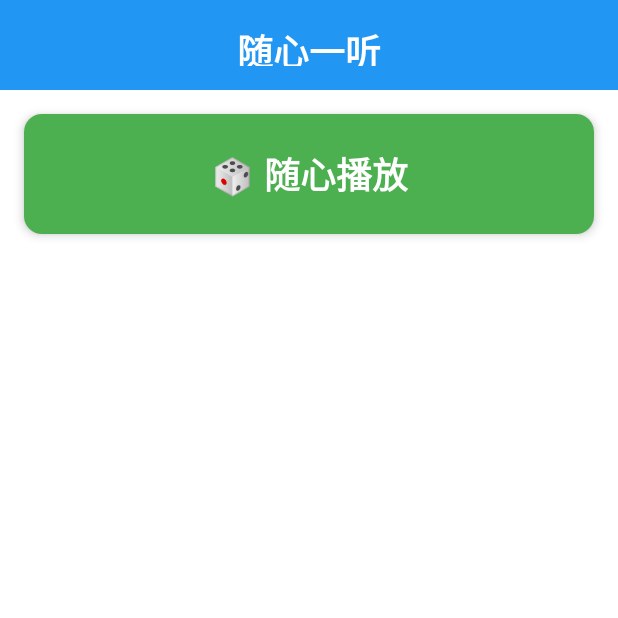
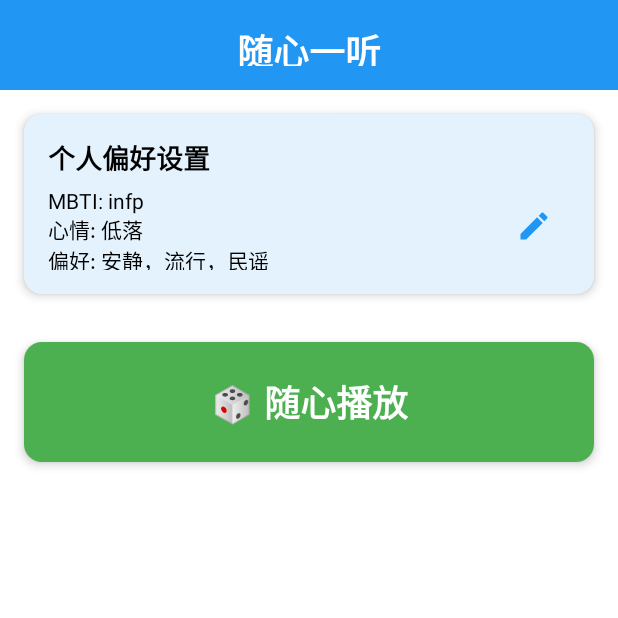
Before and after one commit to Xiangbingyu/Rokid-HuiShi-M, an Android app built with Jetpack Compose: the SuixinYitingActivity screen opened directly, with no data from a screen before it, after a tap on "🎲 随心播放", on a phone screen of 412 x 824 dp, the top half of it. Run offline under Robolectric (Android 15) with nearby library versions, the phone set to English and light mode, and no system bars; libraries missing offline, so code that uses them is left out: com.rokid.cxr; 2 statements that could not run were skipped.

Commit message:
feat(音乐播放): 添加用户偏好设置并修改后端分析接口
在音乐随机播放功能中增加用户偏好设置(MBTI、心情、音乐偏好)，并修改后端分析接口以支持这些参数
同时更新后端服务器地址和请求体结构

```diff
--- a/app/src/main/java/com/demo/rokid_huishi_m/activities/suixinYiting/SuixinYitingActivity.kt
+++ b/app/src/main/java/com/demo/rokid_huishi_m/activities/suixinYiting/SuixinYitingActivity.kt
@@ -16,18 +16,22 @@ import androidx.compose.foundation.layout.fillMaxWidth
 import androidx.compose.foundation.layout.height
 import androidx.compose.foundation.layout.padding
 import androidx.compose.foundation.layout.size
+import androidx.compose.foundation.layout.width
 import androidx.compose.foundation.lazy.LazyColumn
 import androidx.compose.foundation.lazy.items
 import androidx.compose.material.icons.Icons
 import androidx.compose.material.icons.filled.PlayArrow
 import androidx.compose.material.icons.filled.Pause
+import androidx.compose.material.icons.filled.Edit
 import androidx.compose.foundation.clickable
+import androidx.compose.material3.AlertDialog
 import androidx.compose.material3.Card
 import androidx.compose.material3.CardDefaults
 import androidx.compose.material3.ExperimentalMaterial3Api
 import androidx.compose.material3.Icon
 import androidx.compose.material3.IconButton
 import androidx.compose.material3.Text
+import androidx.compose.material3.TextField
 import androidx.compose.runtime.Composable
 import androidx.compose.runtime.getValue
 import androidx.compose.runtime.mutableIntStateOf
@@ -180,6 +184,17 @@ fun MusicPlayerScreen(
     var currentMusic by remember { mutableStateOf<MusicItem?>(null) }
     var isPlaying by remember { mutableStateOf(false) }
 
+    // 用户偏好设置状态
+    var mbti by remember { mutableStateOf("infp") }
+    var mood by remember { mutableStateOf("低落") }
+    var preference by remember { mutableStateOf("安静，流行，民谣") }
+
+    // 编辑模式状态
+    var isEditMode by remember { mutableStateOf(false) }
+    var editMbti by remember { mutableStateOf(mbti) }
+    var editMood by remember { mutableStateOf(mood) }
+    var editPreference by remember { mutableStateOf(preference) }
+
     Column(modifier = Modifier.fillMaxSize()) {
         // 标题
         Box(
@@ -198,6 +213,125 @@ fun MusicPlayerScreen(
             )
         }
 
+        // 用户偏好设置展示栏
+        Card(
+            modifier = Modifier
+                .fillMaxWidth()
+                .padding(16.dp)
+                .height(120.dp),
+            elevation = CardDefaults.cardElevation(4.dp),
+            colors = CardDefaults.cardColors(
+                containerColor = Color(0xFFE3F2FD)
+            )
+        ) {
+            Box(modifier = Modifier.fillMaxSize()) {
+                // 展示模式
+                Column(modifier = Modifier
+                    .fillMaxSize()
+                    .padding(16.dp)) {
+                    Text(
+                        text = "个人偏好设置",
+                        fontSize = 18.sp,
+                        fontWeight = FontWeight.Bold,
+                        modifier = Modifier.padding(bottom = 8.dp)
+                    )
+                    Row(modifier = Modifier.fillMaxWidth(), horizontalArrangement = Arrangement.SpaceBetween) {
+                        Column {
+                            Text(text = "MBTI: $mbti", fontSize = 14.sp)
+                            Text(text = "心情: $mood", fontSize = 14.sp)
+                            Text(text = "偏好: $preference", fontSize = 14.sp)
+                        }
+                        IconButton(onClick = {
+                            // 进入编辑模式
+                            editMbti = mbti
+                            editMood = mood
+                            editPreference = preference
+                            isEditMode = true
+                        }) {
+                            Icon(
+                                imageVector = Icons.Default.Edit,
+                                contentDescription = "编辑偏好设置",
+                                tint = Color(0xFF2196F3)
+                            )
+                        }
+                    }
+                }
+            }
+        }
+
+        // 编辑对话框
+        if (isEditMode) {
+            AlertDialog(
+                onDismissRequest = {
+                    // 点击对话框外部关闭
+                    isEditMode = false
+                },
+                title = { Text(text = "编辑个人偏好") },
+                text = {
+                    Column {
+                        // MBTI编辑
+                        Row(modifier = Modifier.fillMaxWidth(), verticalAlignment = Alignment.CenterVertically) {
+                            Text(text = "MBTI:", fontSize = 14.sp, modifier = Modifier.width(60.dp))
+                            TextField(
+                                value = editMbti,
+                                onValueChange = { editMbti = it },
+                                modifier = Modifier.weight(1f),
+                                placeholder = { Text(text = "请输入MBTI类型") }
+                            )
+                        }
+
+                        // 心情编辑
+                        Row(modifier = Modifier.fillMaxWidth().padding(top = 16.dp), verticalAlignment = Alignment.CenterVertically) {
+                            Text(text = "心情:", fontSize = 14.sp, modifier = Modifier.width(60.dp))
+                            TextField(
+                                value = editMood,
+                                onValueChange = { editMood = it },
+                                modifier = Modifier.weight(1f),
+                                placeholder = { Text(text = "请输入当前心情") }
+                            )
+                        }
+
+                        // 偏好编辑
+                        Row(modifier = Modifier.fillMaxWidth().padding(top = 16.dp), verticalAlignment = Alignment.CenterVertically) {
+                            Text(text = "偏好:", fontSize = 14.sp, modifier = Modifier.width(60.dp))
+                            TextField(
+                                value = editPreference,
+                                onValueChange = { editPreference = it },
+                                modifier = Modifier.weight(1f),
+                                placeholder = { Text(text = "请输入音乐偏好") }
+                            )
+                        }
+                    }
+                },
+                confirmButton = {
+                    Text(
+                        text = "保存",
+                        color = Color(0xFF4CAF50),
+                        modifier = Modifier
+                            .padding(8.dp)
+                            .clickable {
+                                // 保存修改
+                                mbti = editMbti
+                                mood = editMood
+                                preference = editPreference
+                                isEditMode = false
+                            }
+                    )
+                },
+                dismissButton = {
+                    Text(
+                        text = "取消",
+                        color = Color(0xFFF44336),
+                        modifier = Modifier
+                            .padding(8.dp)
+                            .clickable {
+                                isEditMode = false
+                            }
+                    )
+                }
+            )
+        }
+
         // 随心播放按钮
                         Box(
                             modifier = Modifier
@@ -210,7 +344,7 @@ fun MusicPlayerScreen(
                                     .height(80.dp)
                                     .clickable {
                                         // 点击随心播放按钮
-                                        musicRandomPlayer.analyzeImageForMusic(object : MusicRandomPlayer.OnAnalyzeCompleteListener {
+                                        musicRandomPlayer.analyzeImageForMusic(mbti, mood, preference, object : MusicRandomPlayer.OnAnalyzeCompleteListener {
                                             override fun onAnalyzeComplete(musicUrl: String?) {
                                                 if (musicUrl != null) {
                                                     // 从musicUrl中提取资源名称（去掉.ogg后缀）
```
Also changed, not shown: app/src/main/java/com/demo/rokid_huishi_m/activities/suixinYiting/MusicRandomPlayer.kt (+7 -4 lines).
